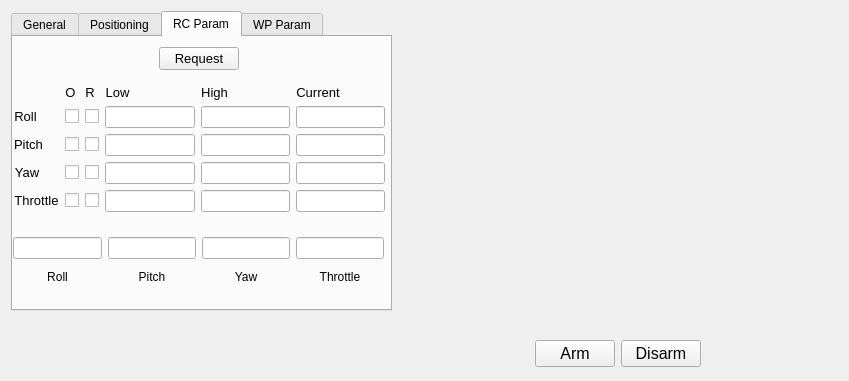
First picture: the form in ProjectSource/SwarmGUI/vehicledatadisplay.ui, repository majorpr13/SwarmingVehicles, before the edit.
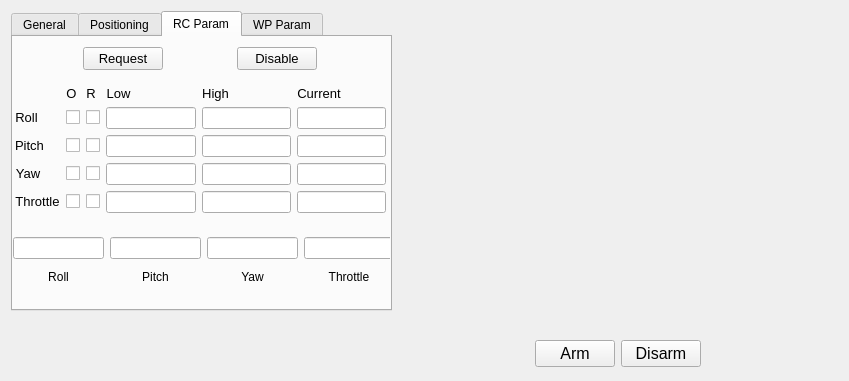
Second picture: the form after the edit. Custom widgets are drawn as their Qt base class.

Commit message: Updated RC override

```diff
--- a/ProjectSource/SwarmGUI/vehicledatadisplay.ui
+++ b/ProjectSource/SwarmGUI/vehicledatadisplay.ui
@@ -800,32 +800,170 @@
         <widget class="QWidget" name="layoutWidget">
          <property name="geometry">
           <rect>
-           <x>1</x>
-           <y>1</y>
+           <x>0</x>
+           <y>200</y>
+           <width>381</width>
+           <height>52</height>
+          </rect>
+         </property>
+         <layout class="QGridLayout" name="gridLayout_17">
+          <item row="1" column="3">
+           <widget class="QLabel" name="label_7">
+            <property name="text">
+             <string>Throttle</string>
+            </property>
+            <property name="alignment">
+             <set>Qt::AlignCenter</set>
+            </property>
+           </widget>
+          </item>
+          <item row="1" column="0">
+           <widget class="QLabel" name="label_4">
+            <property name="text">
+             <string>Roll</string>
+            </property>
+            <property name="alignment">
+             <set>Qt::AlignCenter</set>
+            </property>
+           </widget>
+          </item>
+          <item row="0" column="2">
+           <widget class="QLineEdit" name="lineEdit_YawOR">
+            <property name="sizePolicy">
+             <sizepolicy hsizetype="Fixed" vsizetype="Fixed">
+              <horstretch>0</horstretch>
+              <verstretch>0</verstretch>
+             </sizepolicy>
+            </property>
+            <property name="alignment">
+             <set>Qt::AlignCenter</set>
+            </property>
+            <property name="readOnly">
+             <bool>true</bool>
+            </property>
+           </widget>
+          </item>
+          <item row="1" column="2">
+           <widget class="QLabel" name="label_6">
+            <property name="text">
+             <string>Yaw</string>
+            </property>
+            <property name="alignment">
+             <set>Qt::AlignCenter</set>
+            </property>
+           </widget>
+          </item>
+          <item row="0" column="0">
+           <widget class="QLineEdit" name="lineEdit_RollOR">
+            <property name="sizePolicy">
+             <sizepolicy hsizetype="Fixed" vsizetype="Fixed">
+              <horstretch>0</horstretch>
+              <verstretch>0</verstretch>
+             </sizepolicy>
+            </property>
+            <property name="alignment">
+             <set>Qt::AlignCenter</set>
+            </property>
+            <property name="readOnly">
+             <bool>true</bool>
+            </property>
+           </widget>
+          </item>
+          <item row="0" column="1">
+           <widget class="QLineEdit" name="lineEdit_PitchOR">
+            <property name="sizePolicy">
+             <sizepolicy hsizetype="Fixed" vsizetype="Fixed">
+              <horstretch>0</horstretch>
+              <verstretch>0</verstretch>
+             </sizepolicy>
+            </property>
+            <property name="alignment">
+             <set>Qt::AlignCenter</set>
+            </property>
+            <property name="readOnly">
+             <bool>true</bool>
+            </property>
+           </widget>
+          </item>
+          <item row="0" column="3">
+           <widget class="QLineEdit" name="lineEdit_ThrottleOR">
+            <property name="sizePolicy">
+             <sizepolicy hsizetype="Fixed" vsizetype="Fixed">
+              <horstretch>0</horstretch>
+              <verstretch>0</verstretch>
+             </sizepolicy>
+            </property>
+            <property name="alignment">
+             <set>Qt::AlignCenter</set>
+            </property>
+            <property name="readOnly">
+             <bool>true</bool>
+            </property>
+           </widget>
+          </item>
+          <item row="1" column="1">
+           <widget class="QLabel" name="label_5">
+            <property name="text">
+             <string>Pitch</string>
+            </property>
+            <property name="alignment">
+             <set>Qt::AlignCenter</set>
+            </property>
+           </widget>
+          </item>
+         </layout>
+        </widget>
+        <widget class="QWidget" name="">
+         <property name="geometry">
+          <rect>
+           <x>2</x>
+           <y>0</y>
            <width>371</width>
-           <height>185</height>
+           <height>187</height>
           </rect>
          </property>
-         <layout class="QVBoxLayout" name="verticalLayout">
-          <item alignment="Qt::AlignHCenter">
-           <widget class="QPushButton" name="pushButton_RCRequestParameters">
-            <property name="sizePolicy">
-             <sizepolicy hsizetype="Fixed" vsizetype="Fixed">
-              <horstretch>0</horstretch>
-              <verstretch>0</verstretch>
-             </sizepolicy>
-            </property>
-            <property name="font">
-             <font>
-              <pointsize>10</pointsize>
-             </font>
-            </property>
-            <property name="text">
-             <string>Request</string>
-            </property>
-           </widget>
+         <layout class="QGridLayout" name="gridLayout_18">
+          <item row="0" column="0">
+           <layout class="QHBoxLayout" name="horizontalLayout_2">
+            <item>
+             <widget class="QPushButton" name="pushButton_RCRequestParameters">
+              <property name="sizePolicy">
+               <sizepolicy hsizetype="Fixed" vsizetype="Fixed">
+                <horstretch>0</horstretch>
+                <verstretch>0</verstretch>
+               </sizepolicy>
+              </property>
+              <property name="font">
+               <font>
+                <pointsize>10</pointsize>
+               </font>
+              </property>
+              <property name="text">
+               <string>Request</string>
+              </property>
+             </widget>
+            </item>
+            <item>
+             <widget class="QPushButton" name="pushButton_DisableOverride">
+              <property name="sizePolicy">
+               <sizepolicy hsizetype="Fixed" vsizetype="Fixed">
+                <horstretch>0</horstretch>
+                <verstretch>0</verstretch>
+               </sizepolicy>
+              </property>
+              <property name="font">
+               <font>
+                <pointsize>10</pointsize>
+               </font>
+              </property>
+              <property name="text">
+               <string>Disable</string>
+              </property>
+             </widget>
+            </item>
+           </layout>
           </item>
-          <item>
+          <item row="1" column="0">
            <layout class="QGridLayout" name="gridLayout">
             <item row="1" column="0">
              <widget class="QLabel" name="label_28">
@@ -1316,122 +1454,6 @@
           </item>
          </layout>
         </widget>
-        <widget class="QWidget" name="layoutWidget">
-         <property name="geometry">
-          <rect>
-           <x>0</x>
-           <y>200</y>
-           <width>371</width>
-           <height>52</height>
-          </rect>
-         </property>
-         <layout class="QGridLayout" name="gridLayout_17">
-          <item row="1" column="3">
-           <widget class="QLabel" name="label_7">
-            <property name="text">
-             <string>Throttle</string>
-            </property>
-            <property name="alignment">
-             <set>Qt::AlignCenter</set>
-            </property>
-           </widget>
-          </item>
-          <item row="1" column="0">
-           <widget class="QLabel" name="label_4">
-            <property name="text">
-             <string>Roll</string>
-            </property>
-            <property name="alignment">
-             <set>Qt::AlignCenter</set>
-            </property>
-           </widget>
-          </item>
-          <item row="0" column="2">
-           <widget class="QLineEdit" name="lineEdit_YawOR">
-            <property name="sizePolicy">
-             <sizepolicy hsizetype="Fixed" vsizetype="Fixed">
-              <horstretch>0</horstretch>
-              <verstretch>0</verstretch>
-             </sizepolicy>
-            </property>
-            <property name="alignment">
-             <set>Qt::AlignCenter</set>
-            </property>
-            <property name="readOnly">
-             <bool>true</bool>
-            </property>
-           </widget>
-          </item>
-          <item row="1" column="2">
-           <widget class="QLabel" name="label_6">
-            <property name="text">
-             <string>Yaw</string>
-            </property>
-            <property name="alignment">
-             <set>Qt::AlignCenter</set>
-            </property>
-           </widget>
-          </item>
-          <item row="0" column="0">
-           <widget class="QLineEdit" name="lineEdit_RollOR">
-            <property name="sizePolicy">
-             <sizepolicy hsizetype="Fixed" vsizetype="Fixed">
-              <horstretch>0</horstretch>
-              <verstretch>0</verstretch>
-             </sizepolicy>
-            </property>
-            <property name="alignment">
-             <set>Qt::AlignCenter</set>
-            </property>
-            <property name="readOnly">
-             <bool>true</bool>
-            </property>
-           </widget>
-          </item>
-          <item row="0" column="1">
-           <widget class="QLineEdit" name="lineEdit_PitchOR">
-            <property name="sizePolicy">
-             <sizepolicy hsizetype="Fixed" vsizetype="Fixed">
-              <horstretch>0</horstretch>
-              <verstretch>0</verstretch>
-             </sizepolicy>
-            </property>
-            <property name="alignment">
-             <set>Qt::AlignCenter</set>
-            </property>
-            <property name="readOnly">
-             <bool>true</bool>
-            </property>
-           </widget>
-          </item>
-          <item row="0" column="3">
-           <widget class="QLineEdit" name="lineEdit_ThrottleOR">
-            <property name="sizePolicy">
-             <sizepolicy hsizetype="Fixed" vsizetype="Fixed">
-              <horstretch>0</horstretch>
-              <verstretch>0</verstretch>
-             </sizepolicy>
-            </property>
-            <property name="alignment">
-             <set>Qt::AlignCenter</set>
-            </property>
-            <property name="readOnly">
-             <bool>true</bool>
-            </property>
-           </widget>
-          </item>
-          <item row="1" column="1">
-           <widget class="QLabel" name="label_5">
-            <property name="text">
-             <string>Pitch</string>
-            </property>
-            <property name="alignment">
-             <set>Qt::AlignCenter</set>
-            </property>
-           </widget>
-          </item>
-         </layout>
-        </widget>
        </widget>
        <widget class="QWidget" name="tab_4">
         <attribute name="title">
```
The commit also changes 7 other files.
